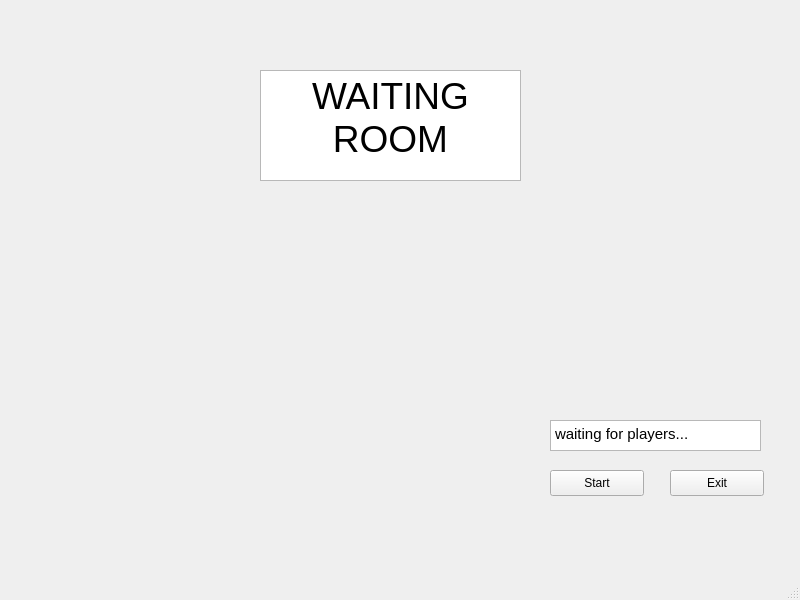
The window that client/Lobby/waitingroom.ui (mateozorzi/practice-sdd) describes before a commit, drawn with Qt 5.
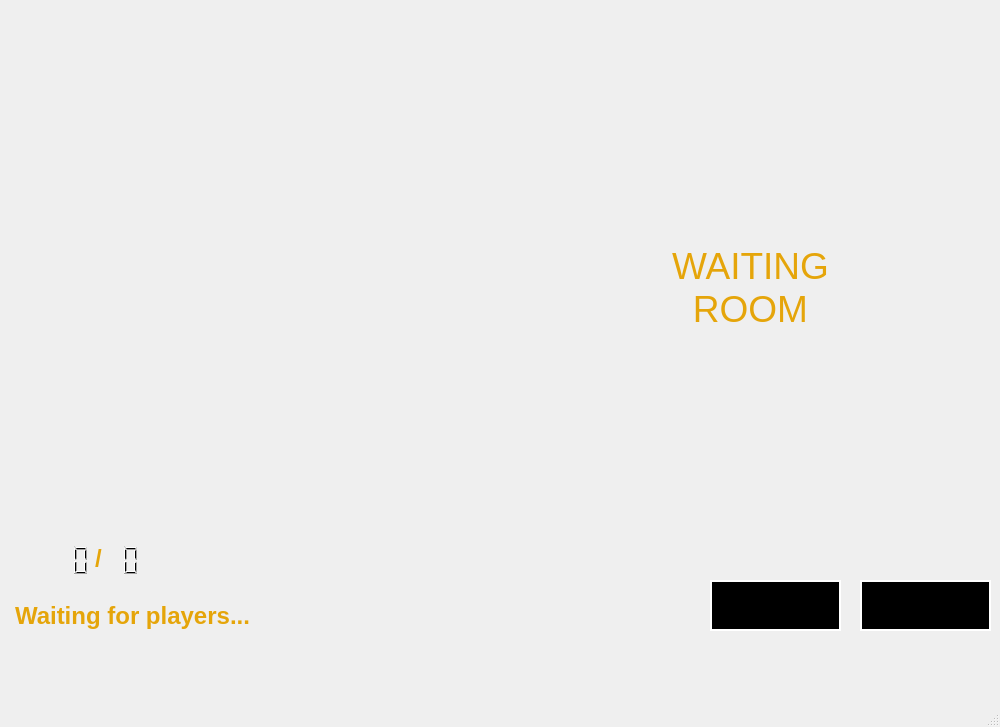
The same window after the commit. Icons and pictures are not drawn.

```diff
--- a/client/Lobby/waitingroom.ui
+++ b/client/Lobby/waitingroom.ui
@@ -6,23 +6,35 @@
    <rect>
     <x>0</x>
     <y>0</y>
-    <width>800</width>
-    <height>600</height>
+    <width>1000</width>
+    <height>727</height>
    </rect>
   </property>
   <property name="windowTitle">
    <string>MainWindow</string>
   </property>
+  <property name="styleSheet">
+   <string notr="true">QWidget#centralwidget{
+	background-image: url(:/lobby/images/waiting.jpg);
+}</string>
+  </property>
   <widget class="QWidget" name="centralwidget">
    <widget class="QTextEdit" name="textEdit">
     <property name="geometry">
      <rect>
-      <x>260</x>
-      <y>70</y>
+      <x>620</x>
+      <y>240</y>
       <width>261</width>
       <height>111</height>
      </rect>
     </property>
+    <property name="styleSheet">
+     <string notr="true">background-color: transparent;
+color: rgb(229, 165, 10);</string>
+    </property>
+    <property name="readOnly">
+     <bool>true</bool>
+    </property>
     <property name="html">
      <string>&lt;!DOCTYPE HTML PUBLIC &quot;-//W3C//DTD HTML 4.0//EN&quot; &quot;http://www.w3.org/TR/REC-html40/strict.dtd&quot;&gt;
 &lt;html&gt;&lt;head&gt;&lt;meta name=&quot;qrichtext&quot; content=&quot;1&quot; /&gt;&lt;meta charset=&quot;utf-8&quot; /&gt;&lt;style type=&quot;text/css&quot;&gt;
@@ -37,12 +49,22 @@
    <widget class="QPushButton" name="start">
     <property name="geometry">
      <rect>
-      <x>550</x>
-      <y>470</y>
-      <width>94</width>
-      <height>26</height>
+      <x>710</x>
+      <y>580</y>
+      <width>131</width>
+      <height>51</height>
      </rect>
     </property>
+    <property name="font">
+     <font>
+      <pointsize>16</pointsize>
+     </font>
+    </property>
+    <property name="styleSheet">
+     <string notr="true">background-color: rgb(0, 0, 0);
+border: 2px solid;
+border-color: rgb(255, 255, 255);</string>
+    </property>
     <property name="text">
      <string>Start</string>
     </property>
@@ -50,12 +72,22 @@
    <widget class="QPushButton" name="exit">
     <property name="geometry">
      <rect>
-      <x>670</x>
-      <y>470</y>
-      <width>94</width>
-      <height>26</height>
+      <x>860</x>
+      <y>580</y>
+      <width>131</width>
+      <height>51</height>
      </rect>
     </property>
+    <property name="font">
+     <font>
+      <pointsize>16</pointsize>
+     </font>
+    </property>
+    <property name="styleSheet">
+     <string notr="true">background-color: rgb(0, 0, 0);
+border: 2px solid;
+border-color: rgb(255, 255, 255);</string>
+    </property>
     <property name="text">
      <string>Exit</string>
     </property>
@@ -63,12 +95,28 @@
    <widget class="QTextEdit" name="textEdit_2">
     <property name="geometry">
      <rect>
-      <x>550</x>
-      <y>420</y>
-      <width>211</width>
+      <x>10</x>
+      <y>600</y>
+      <width>281</width>
       <height>31</height>
      </rect>
     </property>
+    <property name="font">
+     <font>
+      <pointsize>16</pointsize>
+      <bold>true</bold>
+     </font>
+    </property>
+    <property name="styleSheet">
+     <string notr="true">background-color: transparent;
+color: rgb(229, 165, 10);</string>
+    </property>
+    <property name="verticalScrollBarPolicy">
+     <enum>Qt::ScrollBarPolicy::ScrollBarAlwaysOff</enum>
+    </property>
+    <property name="readOnly">
+     <bool>true</bool>
+    </property>
     <property name="html">
      <string>&lt;!DOCTYPE HTML PUBLIC &quot;-//W3C//DTD HTML 4.0//EN&quot; &quot;http://www.w3.org/TR/REC-html40/strict.dtd&quot;&gt;
 &lt;html&gt;&lt;head&gt;&lt;meta name=&quot;qrichtext&quot; content=&quot;1&quot; /&gt;&lt;meta charset=&quot;utf-8&quot; /&gt;&lt;style type=&quot;text/css&quot;&gt;
@@ -76,10 +124,82 @@
 hr { height: 1px; border-width: 0; }
 li.unchecked::marker { content: &quot;\2610&quot;; }
 li.checked::marker { content: &quot;\2612&quot;; }
-&lt;/style&gt;&lt;/head&gt;&lt;body style=&quot; font-family:'Ubuntu Sans'; font-size:11pt; font-weight:400; font-style:normal;&quot;&gt;
-&lt;p style=&quot; margin-top:0px; margin-bottom:0px; margin-left:0px; margin-right:0px; -qt-block-indent:0; text-indent:0px;&quot;&gt;waiting for players...&lt;/p&gt;&lt;/body&gt;&lt;/html&gt;</string>
+&lt;/style&gt;&lt;/head&gt;&lt;body style=&quot; font-family:'Ubuntu Sans'; font-size:16pt; font-weight:700; font-style:normal;&quot;&gt;
+&lt;p style=&quot; margin-top:0px; margin-bottom:0px; margin-left:0px; margin-right:0px; -qt-block-indent:0; text-indent:0px;&quot;&gt;&lt;span style=&quot; font-size:18pt;&quot;&gt;Waiting for players...&lt;/span&gt;&lt;/p&gt;&lt;/body&gt;&lt;/html&gt;</string>
     </property>
    </widget>
+   <widget class="QLCDNumber" name="actualPlayers">
+    <property name="geometry">
+     <rect>
+      <x>10</x>
+      <y>540</y>
+      <width>81</width>
+      <height>41</height>
+     </rect>
+    </property>
+    <property name="styleSheet">
+     <string notr="true">border: none;
+</string>
+    </property>
+   </widget>
+   <widget class="QTextEdit" name="textEdit_3">
+    <property name="geometry">
+     <rect>
+      <x>90</x>
+      <y>540</y>
+      <width>41</width>
+      <height>41</height>
+     </rect>
+    </property>
+    <property name="font">
+     <font>
+      <pointsize>16</pointsize>
+      <bold>true</bold>
+     </font>
+    </property>
+    <property name="styleSheet">
+     <string notr="true">background-color: transparent;
+color: rgb(229, 165, 10);</string>
+    </property>
+    <property name="verticalScrollBarPolicy">
+     <enum>Qt::ScrollBarPolicy::ScrollBarAlwaysOff</enum>
+    </property>
+    <property name="readOnly">
+     <bool>true</bool>
+    </property>
+    <property name="html">
+     <string>&lt;!DOCTYPE HTML PUBLIC &quot;-//W3C//DTD HTML 4.0//EN&quot; &quot;http://www.w3.org/TR/REC-html40/strict.dtd&quot;&gt;
+&lt;html&gt;&lt;head&gt;&lt;meta name=&quot;qrichtext&quot; content=&quot;1&quot; /&gt;&lt;meta charset=&quot;utf-8&quot; /&gt;&lt;style type=&quot;text/css&quot;&gt;
+p, li { white-space: pre-wrap; }
+hr { height: 1px; border-width: 0; }
+li.unchecked::marker { content: &quot;\2610&quot;; }
+li.checked::marker { content: &quot;\2612&quot;; }
+&lt;/style&gt;&lt;/head&gt;&lt;body style=&quot; font-family:'Ubuntu Sans'; font-size:16pt; font-weight:700; font-style:normal;&quot;&gt;
+&lt;p style=&quot; margin-top:0px; margin-bottom:0px; margin-left:0px; margin-right:0px; -qt-block-indent:0; text-indent:0px;&quot;&gt;&lt;span style=&quot; font-size:18pt;&quot;&gt;/&lt;/span&gt;&lt;/p&gt;&lt;/body&gt;&lt;/html&gt;</string>
+    </property>
+   </widget>
+   <widget class="QLCDNumber" name="maxPlayers">
+    <property name="geometry">
+     <rect>
+      <x>60</x>
+      <y>540</y>
+      <width>81</width>
+      <height>41</height>
+     </rect>
+    </property>
+    <property name="styleSheet">
+     <string notr="true">border:none;
+border-color: transparent;
+gridline-color: transparent;</string>
+    </property>
+   </widget>
+   <zorder>maxPlayers</zorder>
+   <zorder>textEdit</zorder>
+   <zorder>start</zorder>
+   <zorder>exit</zorder>
+   <zorder>textEdit_2</zorder>
+   <zorder>actualPlayers</zorder>
+   <zorder>textEdit_3</zorder>
   </widget>
   <widget class="QMenuBar" name="menubar">
    <property name="geometry">
```
Left out of the diff: 2 changed lines with no effect on the pictures.
